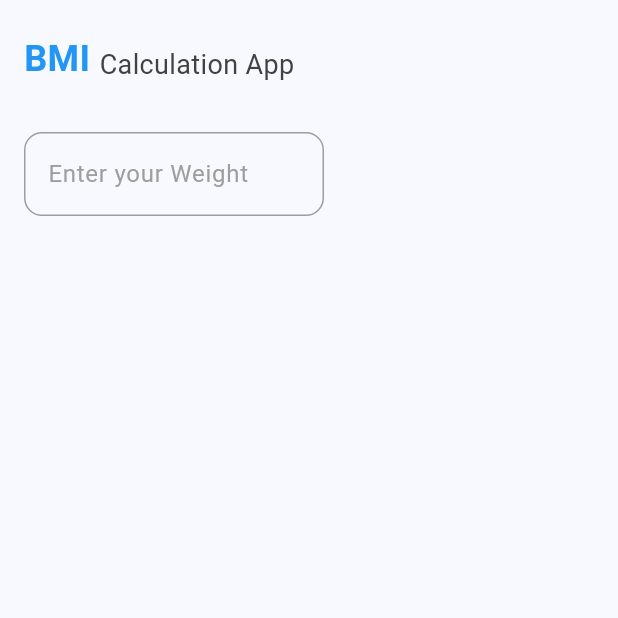
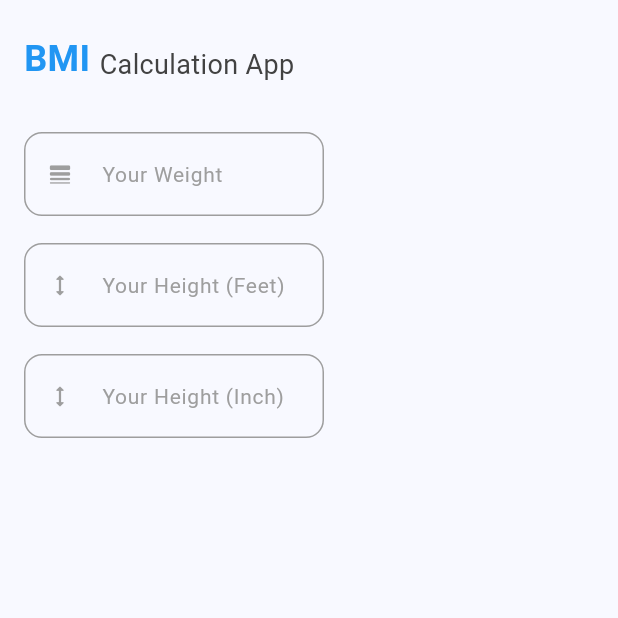
Before and after one commit to crazy-coder-018/bmi_flutter_app, a Flutter app: the screen it shows after launch, on a phone screen of 412 x 824 dp, the top half of it. Run offline on Flutter 3.47's test engine with Material 3 defaults, Android fonts, the phone set to English and light mode, and no system bars.

Commit message:
weight, height

```diff
--- a/bmi_flutter_app/lib/main.dart
+++ b/bmi_flutter_app/lib/main.dart
@@ -67,8 +67,50 @@ class _MyHomePageState extends State<MyHomePage> {
 
             SizedBox(height: 32),
 
-            // Text Field
-            MyTextField(myController: TextEditingController()),
+            // Text Fields
+            Column(
+              children: [
+                // Weight
+                MyTextField(
+                  labelText: 'Your Weight',
+                  myController: TextEditingController(),
+                  hintText: 'Enter your Weight',
+                  icon: Icon(
+                    Icons.line_weight_rounded,
+                    size: 18,
+                    color: Colors.grey,
+                  ),
+                ),
+
+                SizedBox(height: 18),
+
+                // Feet
+                MyTextField(
+                  labelText: 'Your Height (Feet)',
+                  myController: TextEditingController(),
+                  hintText: 'Enter your Height ',
+                  icon: Icon(
+                    Icons.height_rounded,
+                    size: 18,
+                    color: Colors.grey,
+                  ),
+                ),
+
+                SizedBox(height: 18),
+
+                // Inches
+                MyTextField(
+                  labelText: 'Your Height (Inch)',
+                  myController: TextEditingController(),
+                  hintText: 'Enter your Height ',
+                  icon: Icon(
+                    Icons.height_rounded,
+                    size: 18,
+                    color: Colors.grey,
+                  ),
+                ),
+              ],
+            ),
           ],
         ),
       ),
--- a/bmi_flutter_app/lib/widgets/my_text_field.dart
+++ b/bmi_flutter_app/lib/widgets/my_text_field.dart
@@ -5,7 +5,17 @@ import 'package:flutter/material.dart';
 class MyTextField extends StatelessWidget {
   var myController = TextEditingController();
 
-  MyTextField({super.key, required this.myController});
+  final String hintText;
+  final String labelText;
+  final Icon icon;
+
+  MyTextField({
+    super.key,
+    required this.myController,
+    required this.hintText,
+    required this.icon,
+    required this.labelText,
+  });
 
   @override
   Widget build(BuildContext context) {
@@ -17,9 +27,13 @@ class MyTextField extends StatelessWidget {
           controller: myController,
           cursorColor: Colors.blue,
           cursorHeight: 22,
+          keyboardType: TextInputType.numberWithOptions(),
           decoration: InputDecoration(
-            hintText: 'Enter your Weight',
-            hintStyle: TextStyle(color: Colors.grey),
+            label: Text(labelText),
+            labelStyle: TextStyle(fontSize: 14, color: Colors.grey),
+            prefixIcon: icon,
+            hintText: hintText,
+            hintStyle: TextStyle(color: Colors.grey, fontSize: 14),
             enabledBorder: OutlineInputBorder(
               borderSide: BorderSide(color: Colors.grey),
               borderRadius: BorderRadius.circular(12),
```
